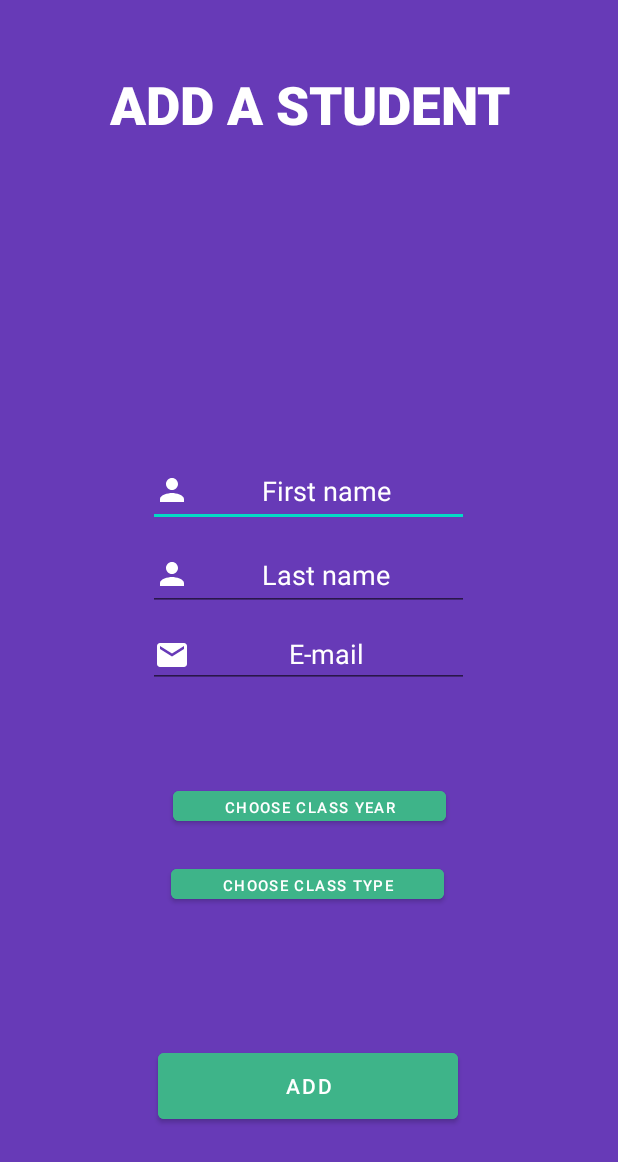
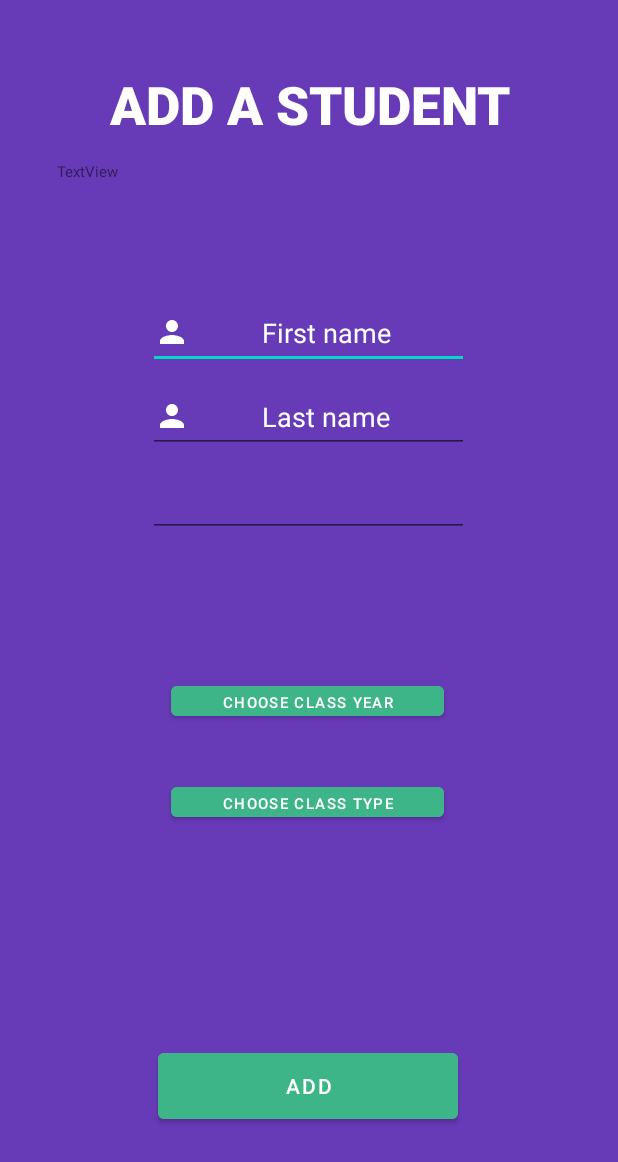
Before and after one commit to Krzysiekksi6/Wirtualnny-dziennik, an Android app: the screen it shows after launch (AddStudentActivity), on a phone screen of 412 x 824 dp. Shown: the top 1162 px of the screen. Run offline under Robolectric (Android 15) with nearby library versions, the light colour scheme and no system bars.

Commit message:
classSkeleton finished

```diff
--- a/app/src/main/AndroidManifest.xml
+++ b/app/src/main/AndroidManifest.xml
@@ -1,6 +1,7 @@
 <?xml version="1.0" encoding="utf-8"?>
 <manifest xmlns:android="http://schemas.android.com/apk/res/android"
     package="com.example.wirtualnydziennik">
+    <uses-permission android:name="android.permission.READ_EXTERNAL_STORAGE"/>
 
     <application
         android:allowBackup="true"
@@ -10,8 +11,11 @@
         android:supportsRtl="true"
         android:theme="@style/Theme.WirtualnyDziennik">
         <activity
+            android:name=".PrintAllStudents"
+            android:exported="false" />
+        <activity
             android:name=".AddStudentActivity"
-            android:exported="false" />
+            android:exported="true" />
         <activity
             android:name=".MainActivity2"
             android:exported="true" />
--- a/app/src/main/java/com/example/wirtualnydziennik/AddStudentActivity.java
+++ b/app/src/main/java/com/example/wirtualnydziennik/AddStudentActivity.java
@@ -2,25 +2,39 @@ package com.example.wirtualnydziennik;
 
 import androidx.appcompat.app.AlertDialog;
 import androidx.appcompat.app.AppCompatActivity;
+import androidx.fragment.app.FragmentTransaction;
 
 import android.content.DialogInterface;
+import android.content.res.AssetManager;
 import android.os.Bundle;
 import android.view.View;
 import android.widget.Button;
+import android.widget.EditText;
 import android.widget.TextView;
 import android.widget.Toast;
+
+import java.util.ArrayList;
+import java.util.List;
 
 public class AddStudentActivity extends AppCompatActivity {
 
     AlertDialog alertDialog1;
     Button button2;
     Button button3;
+    Button add;
     TextView textView1;
+    EditText getDateEdit;
+    TextView textView2;
+    EditText nameEdit;
+    EditText lastNameEdit;
+    TextView whichClassEdit;
     CharSequence[] values1 = {" 1 "," 2 "," 3 "," 4 "," 5 "," 6 "," 7 "," 8 "," 1(HIGHSCHOOL) " , " 2(HIGHSCHOOL) "," 3(HIGHSCHOOL) ", " 4(HIGHSCHOOL) "," 5(HIGHSCHOOL(TECH)) "};
     CharSequence[] values2 = {" A "," B "," C "," D "," E "};
     String save;
     int yearTimesCounter = 0;
     int typeTimesCounter = 0;
+    List<Student> students = new ArrayList<>();
+    //CsvReader csvReader = new CsvReader();
 
     @Override
     protected void onCreate(Bundle savedInstanceState) {
@@ -29,6 +43,22 @@ public class AddStudentActivity extends AppCompatActivity {
         button2 = findViewById(R.id.choose_class);
         button3 = findViewById(R.id.choose_class2);
         textView1 = findViewById(R.id.chooseclassyearText);
+        add = findViewById(R.id.add_button);
+        getDateEdit = findViewById(R.id.editTextDate);
+        textView2 = findViewById(R.id.eeee);
+        nameEdit = findViewById(R.id.name_edit_text);
+        lastNameEdit = findViewById(R.id.last_name_edit_text);
+        whichClassEdit = findViewById(R.id.chooseclassyearText);
+
+        getDateEdit.setOnFocusChangeListener(new View.OnFocusChangeListener() {
+            @Override
+            public void onFocusChange(View view, boolean b) {
+                DateDialog dateDialog = new DateDialog(view);
+                FragmentTransaction fragmentTransaction = getSupportFragmentManager().beginTransaction();
+                dateDialog.show(fragmentTransaction,"DatePicker");
+
+            }
+        });
 
         button2.setOnClickListener(new View.OnClickListener() {
             @Override
@@ -43,6 +73,13 @@ public class AddStudentActivity extends AppCompatActivity {
             @Override
             public void onClick(View view) {
                 CreateAlertDialogWithRadioButtonGroup(values2,"Select class type");
+            }
+        });
+
+        add.setOnClickListener(new View.OnClickListener() {
+            @Override
+            public void onClick(View view) {
+                addStudentToList();
             }
         });
     }
@@ -83,4 +120,12 @@ public class AddStudentActivity extends AppCompatActivity {
         alertDialog1.show();
 
     }
+
+    void addStudentToList(){
+        Student student = new Student(String.valueOf(nameEdit.getText()),String.valueOf(lastNameEdit.getText()),
+                String.valueOf(getDateEdit.getText()),String.valueOf(whichClassEdit.getText()));
+        students.add(student);
+        textView2.setText(students.toString());
+
+    }
 }
--- a/app/src/main/java/com/example/wirtualnydziennik/MainActivity.java
+++ b/app/src/main/java/com/example/wirtualnydziennik/MainActivity.java
@@ -8,6 +8,7 @@ import android.os.Handler;
 
 public class MainActivity extends AppCompatActivity {
     private static int TIME_OUT_SPLASH = 4000;
+    static int idCounter=0;
     Handler handler = new Handler();
     @Override
     protected void onCreate(Bundle savedInstanceState) {
--- a/app/src/main/res/layout/activity_add_student.xml
+++ b/app/src/main/res/layout/activity_add_student.xml
@@ -19,10 +19,10 @@
         app:layout_constraintHorizontal_bias="0.497"
         app:layout_constraintStart_toStartOf="parent"
         app:layout_constraintTop_toTopOf="parent"
-        app:layout_constraintVertical_bias="0.724" />
+        app:layout_constraintVertical_bias="0.655" />
 
     <Button
-        android:id="@+id/register_button2"
+        android:id="@+id/add_button"
         android:layout_width="200dp"
         android:layout_height="56dp"
         android:layout_marginBottom="72dp"
@@ -50,7 +50,7 @@
         app:layout_constraintHorizontal_bias="0.497"
         app:layout_constraintStart_toStartOf="parent"
         app:layout_constraintTop_toTopOf="parent"
-        app:layout_constraintVertical_bias="0.391" />
+        app:layout_constraintVertical_bias="0.255" />
 
     <EditText
         android:id="@+id/last_name_edit_text"
@@ -70,24 +70,6 @@
         app:layout_constraintStart_toStartOf="parent"
         app:layout_constraintTop_toBottomOf="@+id/name_edit_text" />
 
-    <EditText
-        android:id="@+id/email_edit_text"
-        android:layout_width="214dp"
-        android:layout_height="43dp"
-        android:layout_marginTop="8dp"
-        android:drawableLeft="@drawable/ic_email_white"
-        android:ems="10"
-        android:hint="E-mail"
-        android:inputType="textEmailAddress"
-        android:minHeight="48dp"
-        android:textAlignment="center"
-        android:textColor="@color/textColor"
-        android:textColorHint="@color/textColor"
-        app:layout_constraintEnd_toEndOf="parent"
-        app:layout_constraintHorizontal_bias="0.497"
-        app:layout_constraintStart_toStartOf="parent"
-        app:layout_constraintTop_toBottomOf="@+id/last_name_edit_text" />
-
     <Button
         android:id="@+id/choose_class"
         android:layout_width="182dp"
@@ -97,9 +79,10 @@
         android:textSize="10sp"
         app:layout_constraintBottom_toBottomOf="parent"
         app:layout_constraintEnd_toEndOf="parent"
+        app:layout_constraintHorizontal_bias="0.497"
         app:layout_constraintStart_toStartOf="parent"
         app:layout_constraintTop_toTopOf="parent"
-        app:layout_constraintVertical_bias="0.658" />
+        app:layout_constraintVertical_bias="0.57" />
 
     <TextView
         android:id="@+id/create_an_account"
@@ -122,15 +105,38 @@
 
     <TextView
         android:id="@+id/chooseclassyearText"
-        android:layout_width="133dp"
-        android:layout_height="30dp"
+        android:layout_width="172dp"
+        android:layout_height="44dp"
         android:gravity="center"
         android:textColor="#FFFFFF"
-        android:textSize="10sp"
+        android:textSize="20sp"
         app:layout_constraintBottom_toBottomOf="parent"
         app:layout_constraintEnd_toEndOf="parent"
         app:layout_constraintStart_toStartOf="parent"
         app:layout_constraintTop_toTopOf="parent"
-        app:layout_constraintVertical_bias="0.782" />
+        app:layout_constraintVertical_bias="0.755" />
+
+    <EditText
+        android:id="@+id/editTextDate"
+        android:layout_width="214dp"
+        android:layout_height="48dp"
+        android:layout_marginTop="8dp"
+        android:ems="10"
+        android:inputType="date"
+        app:layout_constraintEnd_toEndOf="parent"
+        app:layout_constraintHorizontal_bias="0.497"
+        app:layout_constraintStart_toStartOf="parent"
+        app:layout_constraintTop_toBottomOf="@+id/last_name_edit_text" />
+
+    <TextView
+        android:id="@+id/eeee"
+        android:layout_width="336dp"
+        android:layout_height="101dp"
+        android:text="TextView"
+        android:textSize="10sp"
+        app:layout_constraintBottom_toTopOf="@+id/name_edit_text"
+        app:layout_constraintEnd_toEndOf="parent"
+        app:layout_constraintStart_toStartOf="parent"
+        app:layout_constraintTop_toBottomOf="@+id/create_an_account" />
 
 </androidx.constraintlayout.widget.ConstraintLayout>
```
Also changed, not shown: app/src/main/java/com/example/wirtualnydziennik/DateDialog.java (added, +36 -0 lines), app/src/main/java/com/example/wirtualnydziennik/PrintAllStudents.java (added, +14 -0 lines), app/src/main/java/com/example/wirtualnydziennik/Student.java (+32 -9 lines), app/src/main/java/com/example/wirtualnydziennik/Subject.java (+25 -2 lines), app/src/main/java/com/example/wirtualnydziennik/students.csv (added, +8 -0 lines), app/src/main/res/drawable-anydpi/ic_action_name.xml (added, +11 -0 lines), app/src/main/res/layout/activity_print_all_students.xml (added, +20 -0 lines), app/src/main/res/drawable-hdpi/ic_action_name.png (added), app/src/main/res/drawable-mdpi/ic_action_name.png (added), app/src/main/res/drawable-xhdpi/ic_action_name.png (added), app/src/main/res/drawable-xxhdpi/ic_action_name.png (added).
